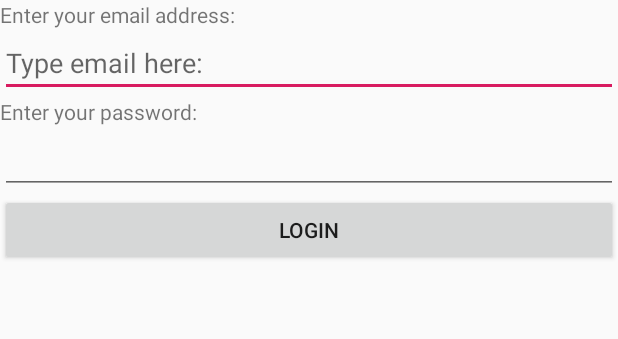
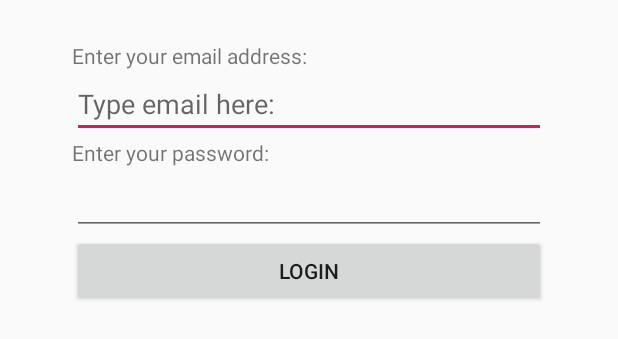
Before and after one commit to gupt0070/Android_Lab06, an Android app: the layout activity_main3.xml on its own in the app's theme, with its tools: preview values and no code run, on a phone screen of 412 x 824 dp. Shown: the top 339 px of the screen. Run offline under Robolectric (Android 15) with nearby library versions, the phone set to English and light mode, and no system bars.

Commit message:
Finish LAB06 TV

```diff
--- a/app/src/main/res/layout/activity_main3.xml
+++ b/app/src/main/res/layout/activity_main3.xml
@@ -1,6 +1,11 @@
 <?xml version="1.0" encoding="utf-8"?>
 <RelativeLayout xmlns:android="http://schemas.android.com/apk/res/android"
-    android:layout_width="match_parent" android:layout_height="match_parent">
+    android:layout_width="match_parent" android:layout_height="match_parent"
+    android:layout_marginTop="27dp"
+    android:layout_marginBottom="27dp"
+    android:layout_marginLeft="48dp"
+    android:layout_marginRight="48dp"
+    >
 
     <TextView
         android:id="@+id/Lab3TextView1"
```
